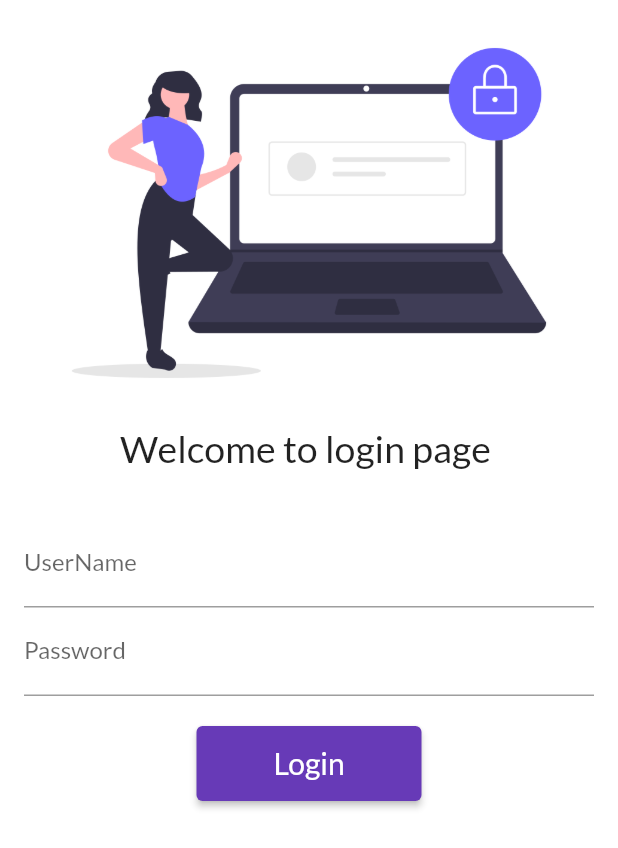
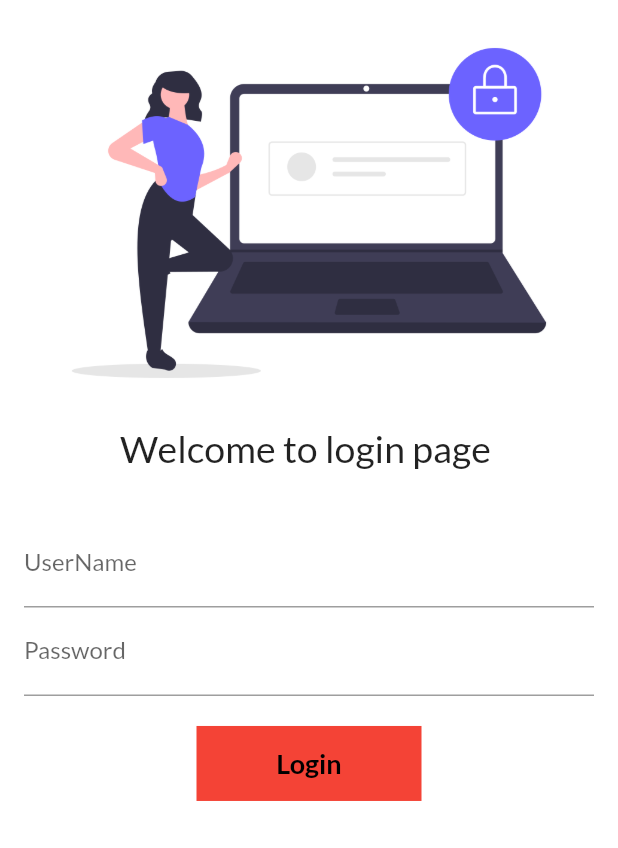
Before and after one commit to nabinsah703/codepurflutter, a Flutter app: the screen it shows after launch, on a phone screen of 412 x 824 dp. Shown: the top 848 px of the screen. Run offline on Flutter 3.47's test engine with Material 2 defaults, Android fonts, the phone set to English and light mode, and no system bars; our stand-ins replace google_fonts.

Commit message:
by using inkwell and container to create a button and and  apply animation for AnimatedContainer

```diff
--- a/lib/login_page.dart
+++ b/lib/login_page.dart
@@ -1,3 +1,5 @@
+// ignore_for_file: use_build_context_synchronously
+
 import 'package:codepurflutter/home_page.dart';
 import 'package:codepurflutter/utils/routes.dart';
 import 'package:flutter/material.dart';
@@ -11,6 +13,7 @@ class LoginPage extends StatefulWidget {
 
 class _LoginPageState extends State<LoginPage> {
   String name = "";
+  bool changeButton = false;
   @override
   Widget build(BuildContext context) {
     return Material(
@@ -55,18 +58,52 @@ class _LoginPageState extends State<LoginPage> {
                 const SizedBox(
                   height: 20,
                 ),
-                ElevatedButton(
-                  onPressed: () {
+                InkWell(
+                  onTap: () async {
+                    setState(() {
+                      changeButton = true;
+                    });
+                    await Future.delayed(const Duration(seconds: 2));
                     Navigator.pushNamed(context, MyRoutes.homeRoute);
                   },
-                  style: TextButton.styleFrom(
-                    minimumSize: const Size(150, 50),
+                  child: AnimatedContainer(
+                    decoration: BoxDecoration(
+                        shape:
+                            changeButton ? BoxShape.circle : BoxShape.rectangle,
+                        // borderRadius: BorderRadius.circular(10),
+                        color: changeButton ? Colors.deepPurple : Colors.red),
+                    height: 50,
+                    width: changeButton ? 50 : 150,
+                    // color: Colors.deepPurple,
+                    alignment: Alignment.center,
+                    duration: const Duration(seconds: 1),
+                    child: changeButton
+                        ? const Icon(
+                            Icons.done,
+                            color: Colors.white,
+                          )
+                        : const Text(
+                            'Login',
+                            style: TextStyle(
+                              color: Colors.black,
+                              fontWeight: FontWeight.bold,
+                              fontSize: 18,
+                            ),
+                          ),
                   ),
-                  child: const Text(
-                    'Login',
-                    style: TextStyle(fontSize: 20),
-                  ),
-                )
+                ),
+                // ElevatedButton(
+                //   onPressed: () {
+                //     Navigator.pushNamed(context, MyRoutes.homeRoute);
+                //   },
+                //   style: TextButton.styleFrom(
+                //     minimumSize: const Size(150, 50),
+                //   ),
+                //   child: const Text(
+                //     'Login',
+                //     style: TextStyle(fontSize: 20),
+                //   ),
+                // )
               ],
             ),
           )
```
